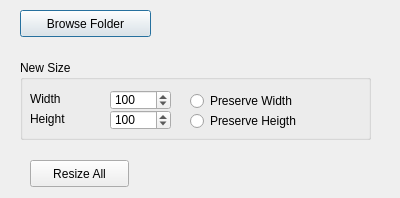
Above: forms/resizeallimagesdialog.ui from Boazrciasn/RDFramework before the change. Below: the same form after it.
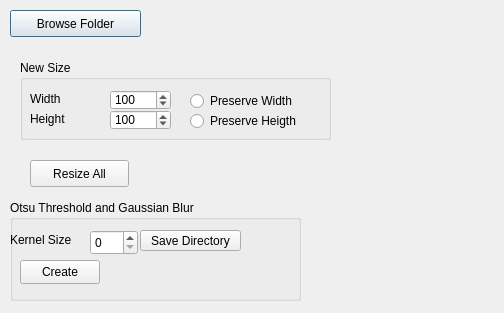
That is the form after the change.

Commit message: Otsu and blur function added to resizer dialog,  adaptive threshold test added. see TODO .

What changed in the file:
```diff
--- a/forms/resizeallimagesdialog.ui
+++ b/forms/resizeallimagesdialog.ui
@@ -6,8 +6,8 @@
    <rect>
     <x>0</x>
     <y>0</y>
-    <width>400</width>
-    <height>198</height>
+    <width>504</width>
+    <height>313</height>
    </rect>
   </property>
   <property name="windowTitle">
@@ -16,7 +16,7 @@
   <widget class="QPushButton" name="pushButton_browse">
    <property name="geometry">
     <rect>
-     <x>20</x>
+     <x>10</x>
      <y>10</y>
      <width>131</width>
      <height>27</height>
@@ -31,7 +31,7 @@
     <rect>
      <x>20</x>
      <y>60</y>
-     <width>351</width>
+     <width>311</width>
      <height>80</height>
     </rect>
    </property>
@@ -136,6 +136,68 @@
     <string>Resize All</string>
    </property>
   </widget>
+  <widget class="QGroupBox" name="groupBox_2">
+   <property name="geometry">
+    <rect>
+     <x>10</x>
+     <y>200</y>
+     <width>291</width>
+     <height>101</height>
+    </rect>
+   </property>
+   <property name="title">
+    <string>Otsu Threshold and Gaussian Blur</string>
+   </property>
+   <widget class="QLabel" name="label_kernelSize">
+    <property name="geometry">
+     <rect>
+      <x>0</x>
+      <y>30</y>
+      <width>71</width>
+      <height>20</height>
+     </rect>
+    </property>
+    <property name="text">
+     <string>Kernel Size</string>
+    </property>
+   </widget>
+   <widget class="QSpinBox" name="spinBox_kernelSize">
+    <property name="geometry">
+     <rect>
+      <x>80</x>
+      <y>30</y>
+      <width>48</width>
+      <height>25</height>
+     </rect>
+    </property>
+   </widget>
+   <widget class="QPushButton" name="pushButton_SaveDir">
+    <property name="geometry">
+     <rect>
+      <x>130</x>
+      <y>30</y>
+      <width>101</width>
+      <height>21</height>
+     </rect>
+    </property>
+    <property name="text">
+     <string>Save Directory</string>
+    </property>
+   </widget>
+   <widget class="QPushButton" name="pushButton_Create">
+    <property name="geometry">
+     <rect>
+      <x>10</x>
+      <y>60</y>
+      <width>80</width>
+      <height>24</height>
+     </rect>
+    </property>
+    <property name="text">
+     <string>Create</string>
+    </property>
+   </widget>
+  </widget>
  </widget>
  <resources/>
  <connections/>
```
Left out of the diff: 39 changed lines with no effect on the pictures. The commit also changes 4 other files.
